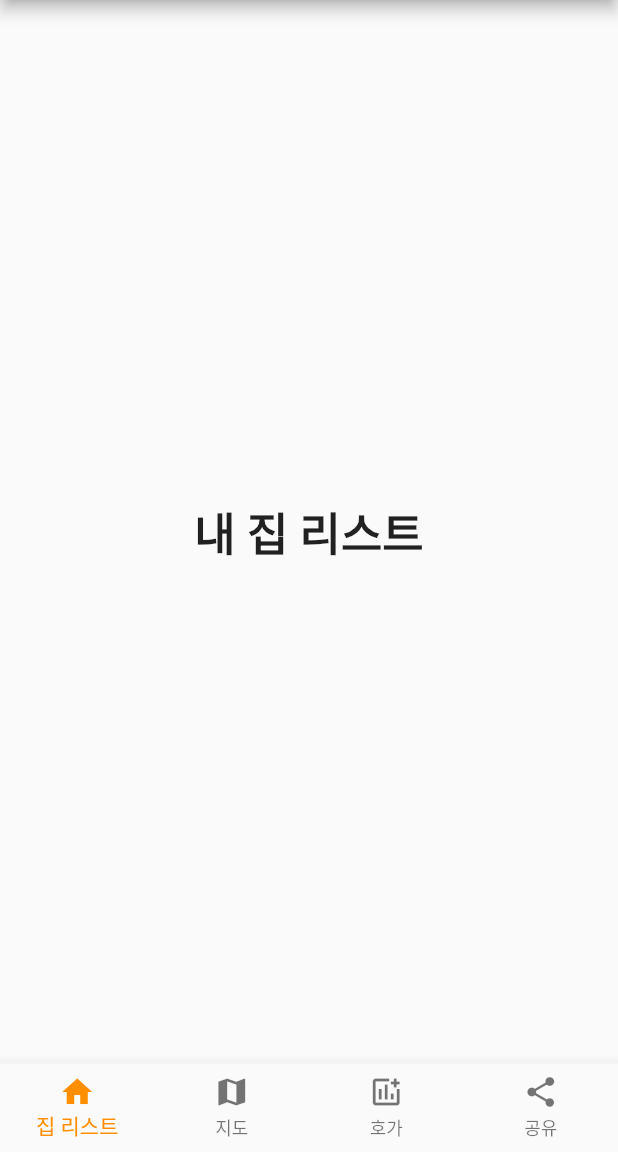
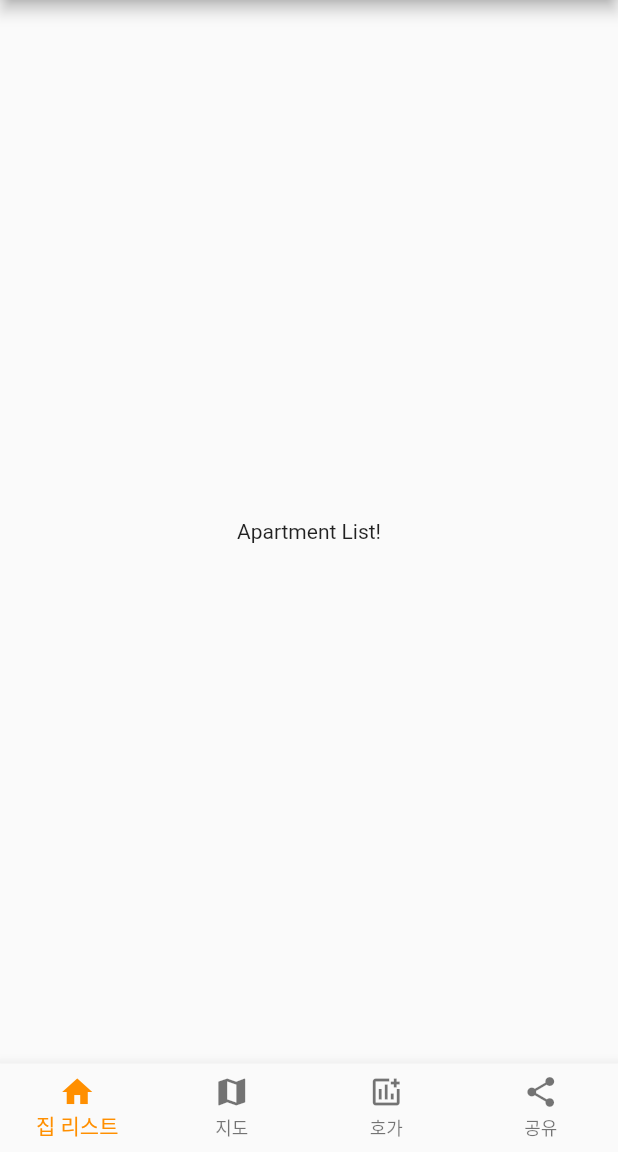
Before and after one commit to Flying-Camel/realestate, a Flutter app: the screen it shows after launch, on a phone screen of 412 x 824 dp, the part 84-1236 px from its top. Run offline on Flutter 3.47's test engine with Material 2 defaults, Android fonts, the phone set to English and light mode, and no system bars; our stand-ins replace get; missing offline and left inert: naver_map_plugin.

Commit message:
refact: refactoring foldering

```diff
--- a/lib/main.dart
+++ b/lib/main.dart
@@ -1,4 +1,9 @@
+// packages
 import 'package:flutter/material.dart';
+import 'package:get/get.dart';
+
+// routes
+import 'routes/home.dart';
 
 void main() {
   runApp(const MyApp());
@@ -7,109 +12,13 @@ void main() {
 class MyApp extends StatelessWidget {
   const MyApp({Key? key}) : super(key: key);
 
-  // This widget is the root of your application.
   @override
   Widget build(BuildContext context) {
-    return MaterialApp(
-      title: 'app_title',
-      home: MyHomePage(title: 'my page'),
+    return GetMaterialApp(
+      title: 'Find My House',
+      home: Home(title: 'my page'),
       theme: ThemeData(
-        // This is the theme of your application.
-        //
-        // Try running your application with "flutter run". You'll see the
-        // application has a blue toolbar. Then, without quitting the app, try
-        // changing the primarySwatch below to Colors.green and then invoke
-        // "hot reload" (press "r" in the console where you ran "flutter run",
-        // or simply save your changes to "hot reload" in a Flutter IDE).
-        // Notice that the counter didn't reset back to zero; the application
-        // is not restarted.
         primarySwatch: Colors.red,
-      ),
-
-      // home: const MyHomePage(title: '내집 찾아줘!'),
-    );
-  }
-}
-
-class MyHomePage extends StatefulWidget {
-  const MyHomePage({Key? key, required this.title}) : super(key: key);
-
-  // This widget is the home page of your application. It is stateful, meaning
-  // that it has a State object (defined below) that contains fields that affect
-  // how it looks.
-
-  // This class is the configuration for the state. It holds the values (in this
-  // case the title) provided by the parent (in this case the App widget) and
-  // used by the build method of the State. Fields in a Widget subclass are
-  // always marked "final".
-
-  final String title;
-
-  @override
-  State<MyHomePage> createState() => _MyHomePageState();
-}
-
-class _MyHomePageState extends State<MyHomePage> {
-  int _selectedIndex = 0;
-  static const TextStyle optionStyle =
-      TextStyle(fontSize: 30, fontWeight: FontWeight.bold);
-  static const List<Widget> _widgetOptions = <Widget>[
-    Text(
-      '내 집 리스트',
-      style: optionStyle,
-    ),
-    Text(
-      '지도',
-      style: optionStyle,
-    ),
-    Text(
-      '호가창',
-      style: optionStyle,
-    ),
-    Text(
-      '공유',
-      style: optionStyle,
-    ),
-  ];
-
-  void _onItemTapped(int index) {
-    setState(() {
-      _selectedIndex = index;
-    });
-  }
-
-  @override
-  Widget build(BuildContext context) {
-    return Scaffold(
-      appBar: AppBar(
-        title: const Text('내집 찾아줘'),
-      ),
-      body: Center(
-        child: _widgetOptions.elementAt(_selectedIndex),
-      ),
-      bottomNavigationBar: BottomNavigationBar(
-        type: BottomNavigationBarType.fixed,
-        items: const <BottomNavigationBarItem>[
-          BottomNavigationBarItem(
-            icon: Icon(Icons.home),
-            label: '집 리스트',
-          ),
-          BottomNavigationBarItem(
-            icon: Icon(Icons.map),
-            label: '지도',
-          ),
-          BottomNavigationBarItem(
-            icon: Icon(Icons.add_chart_outlined),
-            label: '호가',
-          ),
-          BottomNavigationBarItem(
-            icon: Icon(Icons.share),
-            label: '공유',
-          ),
-        ],
-        currentIndex: _selectedIndex,
-        selectedItemColor: Colors.amber[800],
-        onTap: _onItemTapped,
       ),
     );
   }
--- /dev/null
+++ b/lib/routes/apartment_list.dart
@@ -0,0 +1,10 @@
+import 'package:flutter/material.dart';
+
+class ApartmentList extends StatelessWidget {
+  const ApartmentList({Key? key}) : super(key: key);
+
+  @override
+  Widget build(BuildContext context) {
+    return const Center(child: Text('Apartment List!'));
+  }
+}
--- /dev/null
+++ b/lib/routes/home.dart
@@ -0,0 +1,77 @@
+// packages
+import 'package:flutter/material.dart';
+import 'package:get/get.dart';
+import 'package:naver_map_plugin/naver_map_plugin.dart';
+import 'package:realestate/routes/map.dart';
+
+// routes
+import 'apartment_list.dart';
+
+class Home extends StatefulWidget {
+  const Home({Key? key, required this.title}) : super(key: key);
+
+  final String title;
+
+  @override
+  State<Home> createState() => _HomeState();
+}
+
+class _HomeState extends State<Home> {
+  int _selectedIndex = 0;
+  static const TextStyle optionStyle =
+      TextStyle(fontSize: 30, fontWeight: FontWeight.bold);
+  static const List<Widget> _widgetOptions = <Widget>[
+    ApartmentList(),
+    MapView(),
+    Text(
+      '분석창 (todo)',
+      style: optionStyle,
+    ),
+    Text(
+      '공유 (todo)',
+      style: optionStyle,
+    ),
+  ];
+
+  void _onItemTapped(int index) {
+    setState(() {
+      _selectedIndex = index;
+    });
+  }
+
+  @override
+  Widget build(BuildContext context) {
+    return Scaffold(
+      appBar: AppBar(
+        title: const Text('내집 찾아줘'),
+      ),
+      body: Center(
+        child: _widgetOptions.elementAt(_selectedIndex),
+      ),
+      bottomNavigationBar: BottomNavigationBar(
+        type: BottomNavigationBarType.fixed,
+        items: const <BottomNavigationBarItem>[
+          BottomNavigationBarItem(
+            icon: Icon(Icons.home),
+            label: '집 리스트',
+          ),
+          BottomNavigationBarItem(
+            icon: Icon(Icons.map),
+            label: '지도',
+          ),
+          BottomNavigationBarItem(
+            icon: Icon(Icons.add_chart_outlined),
+            label: '호가',
+          ),
+          BottomNavigationBarItem(
+            icon: Icon(Icons.share),
+            label: '공유',
+          ),
+        ],
+        currentIndex: _selectedIndex,
+        selectedItemColor: Colors.amber[800],
+        onTap: _onItemTapped,
+      ),
+    );
+  }
+}
--- /dev/null
+++ b/lib/routes/map.dart
@@ -0,0 +1,11 @@
+import 'package:flutter/material.dart';
+import 'package:naver_map_plugin/naver_map_plugin.dart';
+
+class MapView extends StatelessWidget {
+  const MapView({Key? key}) : super(key: key);
+
+  @override
+  Widget build(context) {
+    return const NaverMap(locationButtonEnable: true);
+  }
+}
--- a/pubspec.yaml
+++ b/pubspec.yaml
@@ -27,6 +27,9 @@ environment:
 # the latest version available on pub.dev. To see which dependencies have newer
 # versions available, run `flutter pub outdated`.
 dependencies:
+  naver_map_plugin: ^0.9.6
+  change_app_package_name: ^1.0.0
+
   flutter:
     sdk: flutter
 
@@ -34,6 +37,7 @@ dependencies:
   # The following adds the Cupertino Icons font to your application.
   # Use with the CupertinoIcons class for iOS style icons.
   cupertino_icons: ^1.0.2
+  get: ^4.6.5
 
 dev_dependencies:
   flutter_test:
@@ -51,7 +55,6 @@ dev_dependencies:
 
 # The following section is specific to Flutter packages.
 flutter:
-
   # The following line ensures that the Material Icons font is
   # included with your application, so that you can use the icons in
   # the material Icons class.
```
Also changed, not shown: pubspec.lock, 6 other files.
